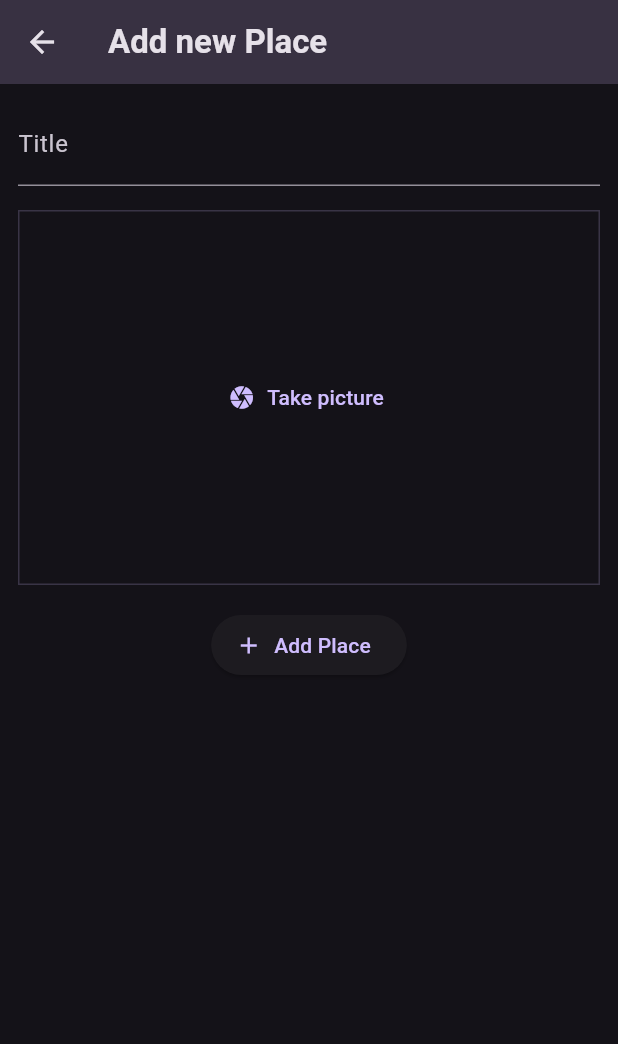
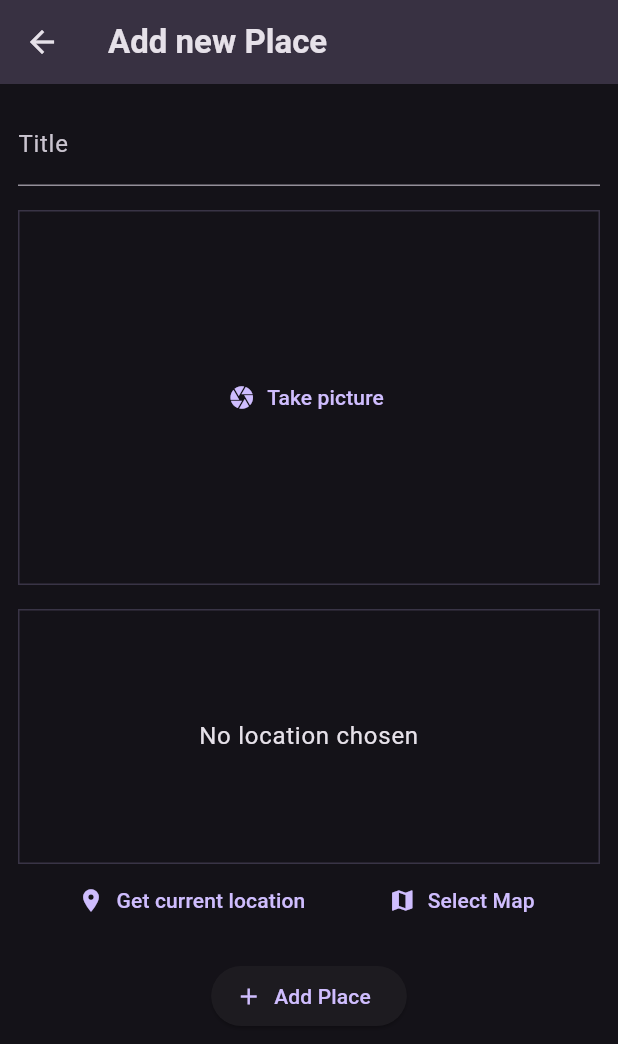
Before and after one commit to imole97/flutter-places, a Flutter app: the screen it shows after launch, after a tap on the "add" icon, on a phone screen of 412 x 824 dp. Shown: the top 1044 px of the screen. Run offline on Flutter 3.47's test engine with Material 3 defaults, Android fonts, the phone set to English and light mode, and no system bars; our stand-ins replace flutter_riverpod, google_fonts, image_picker, location, sqflite; accounts and stored records are empty.

```diff
--- a/lib/screens/add_place.dart
+++ b/lib/screens/add_place.dart
@@ -3,7 +3,9 @@ import 'dart:io';
 import 'package:flutter/material.dart';
 import 'package:flutter_places/providers/user_places.dart';
 import 'package:flutter_places/widgets/image_input.dart';
+import 'package:flutter_places/widgets/location_input.dart';
 import 'package:flutter_riverpod/flutter_riverpod.dart';
+
 
 class AddPlaceScreen extends ConsumerStatefulWidget {
   const AddPlaceScreen({super.key});
@@ -61,6 +63,10 @@ class _AddPlaceScreenState extends ConsumerState<AddPlaceScreen> {
             const SizedBox(
               height: 16,
             ),
+            LocationInput(),
+            const SizedBox(
+              height: 16,
+            ),
             ElevatedButton.icon(
               onPressed: _savePlace,
               icon: const Icon(Icons.add),
--- a/lib/screens/places.dart
+++ b/lib/screens/places.dart
@@ -23,7 +23,10 @@ class PlacesScreen extends ConsumerWidget {
           ),
         ],
       ),
-      body: PlacesList(places: userPlaces),
+      body: Padding(
+        padding: const EdgeInsets.all(8.0),
+        child: PlacesList(places: userPlaces),
+      ),
     );
   }
 }
--- /dev/null
+++ b/lib/widgets/location_input.dart
@@ -0,0 +1,92 @@
+import 'package:flutter/material.dart';
+import 'package:location/location.dart';
+
+class LocationInput extends StatefulWidget {
+  const LocationInput({super.key});
+
+  @override
+  State<LocationInput> createState() => _LocationInputState();
+}
+
+class _LocationInputState extends State<LocationInput> {
+  Location? _pickedLocation;
+
+  var _isGettingLocation = false;
+
+  void _getCurrentLocation() async {
+    Location location = Location();
+
+    bool serviceEnabled;
+    PermissionStatus permissionGranted;
+    LocationData locationData;
+
+    serviceEnabled = await location.serviceEnabled();
+    if (!serviceEnabled) {
+      serviceEnabled = await location.requestService();
+      if (!serviceEnabled) {
+        return;
+      }
+    }
+
+    permissionGranted = await location.hasPermission();
+    if (permissionGranted == PermissionStatus.denied) {
+      permissionGranted = await location.requestPermission();
+      if (permissionGranted != PermissionStatus.granted) {
+        return;
+      }
+    }
+
+    setState(() {
+      _isGettingLocation = true;
+    });
+    locationData = await location.getLocation();
+    setState(() {
+      _isGettingLocation = false;
+    });
+  }
+
+  @override
+  Widget build(BuildContext context) {
+    Widget previewContent = Text(
+      'No location chosen',
+      textAlign: TextAlign.center,
+      style: Theme.of(context)
+          .textTheme
+          .bodyLarge!
+          .copyWith(color: Theme.of(context).colorScheme.onSurface),
+    );
+
+    if (_isGettingLocation) {
+      previewContent = const CircularProgressIndicator();
+    }
+
+    return Column(
+      children: [
+        Container(
+            height: 170,
+            alignment: Alignment.center,
+            width: double.infinity,
+            decoration: BoxDecoration(
+              border: Border.all(
+                width: 1,
+                color: Theme.of(context).colorScheme.primary.withOpacity(0.2),
+              ),
+            ),
+            child: previewContent),
+        Row(
+          mainAxisAlignment: MainAxisAlignment.spaceEvenly,
+          children: [
+            TextButton.icon(
+                icon: const Icon(Icons.location_on),
+                onPressed: _getCurrentLocation,
+                label: const Text('Get current location')),
+            TextButton.icon(
+                icon: const Icon(Icons.map),
+                onPressed: () {},
+                label: const Text('Select Map'))
+          ],
+        )
+      ],
+    );
+  }
+}
--- a/lib/widgets/places_list.dart
+++ b/lib/widgets/places_list.dart
@@ -23,6 +23,10 @@ class PlacesList extends StatelessWidget {
     return ListView.builder(
       itemCount: places.length,
       itemBuilder: (ctx, index) => ListTile(
+        leading: CircleAvatar(
+          radius: 26,
+          backgroundImage: FileImage(places[index].image),
+        ),
         title: Text(
           places[index].title,
           style: Theme.of(context)
--- a/pubspec.yaml
+++ b/pubspec.yaml
@@ -39,6 +39,12 @@ dependencies:
   uuid: ^4.5.1
   flutter_riverpod: ^2.6.1
   image_picker: ^1.1.2
+  location: ^7.0.1
+  http: ^1.2.2
+  google_maps_flutter: ^2.10.0
+  path_provider: ^2.1.5
+  path: ^1.9.0
+  sqflite: ^2.4.1
 
 dev_dependencies:
   flutter_test:
```
Also changed, not shown: lib/providers/user_places.dart (+24 -2 lines), lib/screens/places_detail.dart (+12 -12 lines), lib/widgets/image_input.dart (+5 -3 lines), pubspec.lock, 5 other files.
